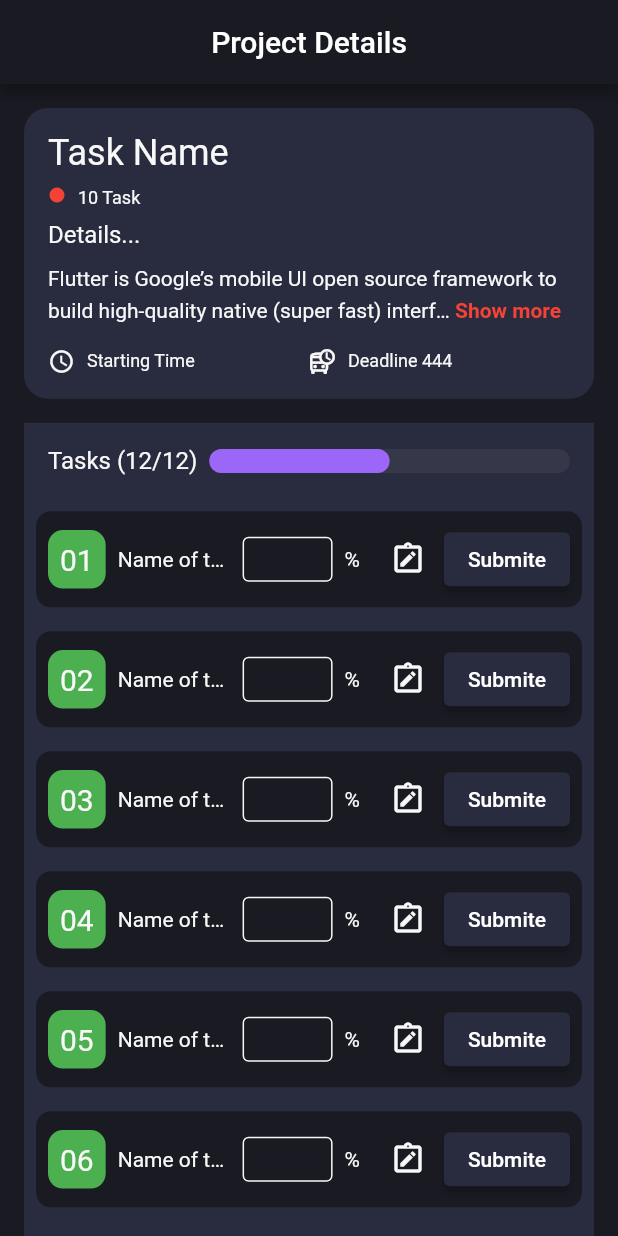
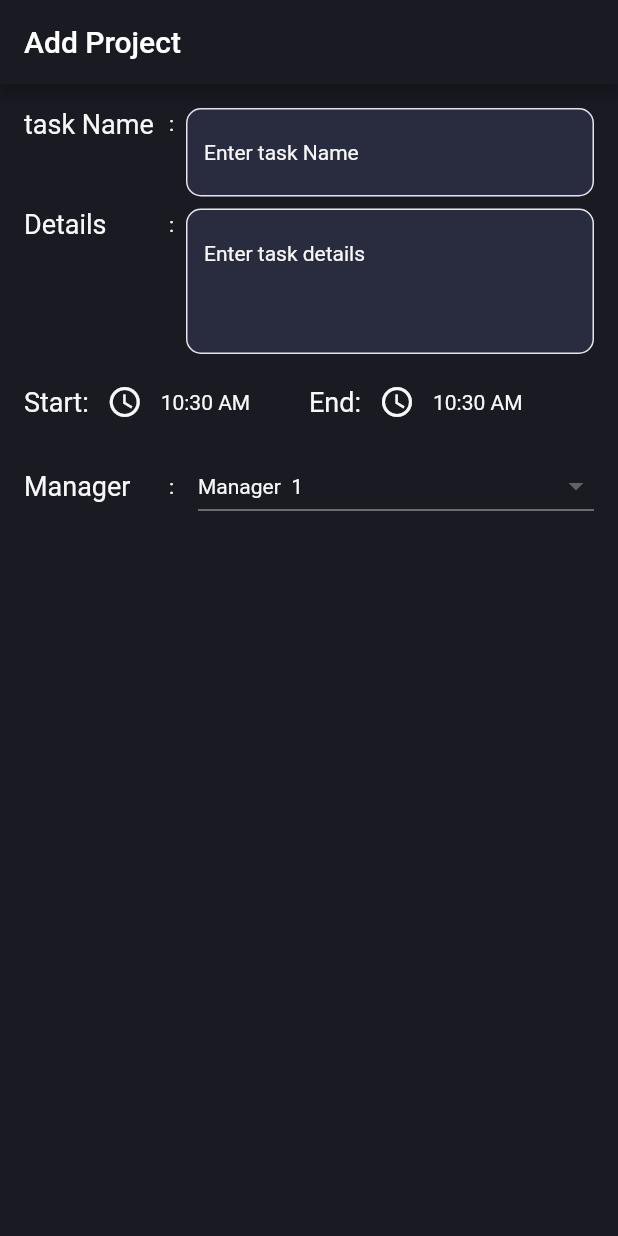
Before and after one commit to RoySujon/ngicon_task, a Flutter app: the screen it shows after launch, on a phone screen of 412 x 824 dp. Run offline on Flutter 3.47's test engine with Material 2 defaults, Android fonts, the phone set to English and light mode, and no system bars; drawn by our look-alikes of readmore; our stand-ins replace google_fonts, jiffy.

Commit message:
add prooject v1.1

```diff
--- a/lib/main.dart
+++ b/lib/main.dart
@@ -1,5 +1,6 @@
 import 'package:flutter/material.dart';
 import 'package:google_fonts/google_fonts.dart';
+import 'package:ngicon_task/screen/add_project.dart';
 import 'package:ngicon_task/screen/details_page.dart';
 
 import 'package:ngicon_task/screen/login_form.dart';
@@ -28,17 +29,25 @@ class MyApp extends StatelessWidget {
         textTheme: TextTheme(
             bodyText2: TextStyle(color: kLabel),
             bodyText1: TextStyle(color: kLabel),
+            subtitle1: TextStyle(color: kLabel)
             // titleLarge: TextStyle(color: Colors.white),
             // subtitle1: TextStyle(color: kLabel),
             // subtitle2: TextStyle(color: kLabel),
             ),
         inputDecorationTheme: InputDecorationTheme(
-              enabledBorder:
-                  OutlineInputBorder(borderSide: BorderSide(color: kLabel))),
+          iconColor: kLabel,
+          // constraints: BoxConstraints(minHeight: 50),
+          enabledBorder: OutlineInputBorder(
+              borderSide: BorderSide(color: ksystemGrey),
+              borderRadius: BorderRadius.circular(10)),
+          focusedBorder: OutlineInputBorder(
+              borderSide: BorderSide(color: kSpaceGray),
+              borderRadius: BorderRadius.circular(10)),
+        ),
         checkboxTheme: CheckboxThemeData(
-            fillColor: MaterialStateProperty.all(ksystemGrey),
-          )),
-      home: DetailsScreen(),
+            fillColor: MaterialStateProperty.all(ksystemGrey)),
+      ),
+      home: AddProjectScreen(),
     );
   }
 }
--- a/lib/screen/add_project.dart
+++ b/lib/screen/add_project.dart
@@ -0,0 +1,207 @@
+import 'package:flutter/material.dart';
+
+import 'package:ngicon_task/utls/const.dart';
+import 'package:jiffy/jiffy.dart';
+
+class AddProjectScreen extends StatefulWidget {
+  const AddProjectScreen({super.key});
+
+  @override
+  State<AddProjectScreen> createState() => _AddProjectScreenState();
+}
+
+class _AddProjectScreenState extends State<AddProjectScreen> {
+  TimeOfDay? _startTime;
+  TimeOfDay? _endtTime;
+
+  void startTime() async {
+    final TimeOfDay? newTime = await showTimePicker(
+      context: context,
+      initialTime: TimeOfDay(hour: 7, minute: 15),
+    );
+    if (newTime != null) {
+      setState(() {
+        _startTime = newTime;
+      });
+    }
+  }
+
+  void endTime() async {
+    final TimeOfDay? newTime = await showTimePicker(
+      context: context,
+      initialTime: TimeOfDay(hour: 7, minute: 15),
+    );
+    if (newTime != null) {
+      setState(() {
+        _endtTime = newTime;
+      });
+    }
+  }
+
+  final taskNameController = TextEditingController();
+  final detailsController = TextEditingController();
+  @override
+  Widget build(BuildContext context) {
+    return Scaffold(
+      appBar: AppBar(
+        title: Text('Add Project'),
+      ),
+      body: Padding(
+        padding: const EdgeInsets.all(16),
+        child: Column(
+          children: [
+            CustomTextField(
+              controller: taskNameController, title: 'task Name',
+              hints: 'task Name',
+              // maxLine: 4,
+              // maxLength: 200,
+            ),
+            sboxH8,
+            CustomTextField(
+              controller: detailsController,
+              hints: 'task details',
+              title: 'Details',
+              maxLine: 3,
+            ),
+            sboxH8,
+            // sboxH16,
+            Row(
+              // mainAxisAlignment: MainAxisAlignment.spaceBetween,
+              children: [
+                Expanded(
+                  child: Row(
+                    children: [
+                      heaingText('Start:', fontSize: 18),
+                      IconButton(
+                          onPressed: () {
+                            startTime();
+                          },
+                          icon: Icon(Icons.watch_later_outlined)),
+                      Text(_startTime == null
+                          ? TimeOfDay.now().format(context)
+                          : _startTime!.format(context)),
+                    ],
+                  ),
+                ),
+                Expanded(
+                  child: Row(
+                    children: [
+                      heaingText('End:', fontSize: 18),
+                      IconButton(
+                          onPressed: () {
+                            endTime();
+                          },
+                          icon: Icon(Icons.watch_later_outlined)),
+                      Text(_startTime == null
+                          ? TimeOfDay.now().format(context)
+                          : _startTime!.format(context)),
+                    ],
+                  ),
+                ),
+              ],
+            ),
+            sboxH8,
+            Row(
+              children: [
+                Container(
+                  width: 100,
+                  child: Row(
+                    mainAxisAlignment: MainAxisAlignment.spaceBetween,
+                    children: [
+                      heaingText('Manager', fontSize: 18),
+                      Text(':'),
+                    ],
+                  ),
+                ),
+                SizedBox(width: 16),
+                Expanded(
+                  child: DropdownButton<String>(
+                    // underline: Divider(),
+                    // hint: Text('data'),
+                    value: dropdownValue,
+                    icon: const Icon(Icons.arrow_drop_down),
+                    elevation: 16,
+                    dropdownColor: kMain2,
+                    isExpanded: true,
+                    // iconEnabledColor: kMain,
+                    focusColor: kMain,
+                    style: TextStyle(color: kLabel),
+                    // underline: Container(height: 1, color: kMainColor),
+                    onChanged: (String? value) {
+                      // This is called when the user selects an item.
+                      setState(() {
+                        dropdownValue = value!;
+                        print(dropdownValue);
+                      });
+                    },
+                    items: managerList.map((String value) {
+                      return DropdownMenuItem<String>(
+                        value: value,
+                        child: Text(value),
+                      );
+                    }).toList(),
+                  ),
+                ),
+              ],
+            ),
+          ],
+        ),
+      ),
+    );
+  }
+
+  String dropdownValue = managerList.first;
+}
+
+final List<String> managerList = [
+  for (int i = 0; i < 5; i++) 'Manager  ' + (i + 1).toString()
+];
+
+class CustomTextField extends StatelessWidget {
+  final String? hints, title;
+  final int? maxLine, maxLength;
+  final TextEditingController controller;
+  const CustomTextField({
+    super.key,
+    this.hints,
+    this.title,
+    this.maxLine,
+    required this.controller,
+    this.maxLength,
+  });
+
+  @override
+  Widget build(BuildContext context) {
+    return Row(
+      // mainAxisAlignment: MainAxisAlignment.start,
+      crossAxisAlignment: CrossAxisAlignment.start,
+      children: [
+        Container(
+          width: 100,
+          child: Row(
+            mainAxisAlignment: MainAxisAlignment.spaceBetween,
+            children: [
+              heaingText('${title ?? 'Title'}', fontSize: 18),
+              Text(':'),
+            ],
+          ),
+        ),
+        sboxW8,
+        Expanded(
+          child: TextField(
+            controller: controller,
+            maxLines: maxLine,
+            minLines: maxLine,
+            maxLength: maxLength,
+            decoration: InputDecoration(
+                // alignLabelWithHint: true,
+                hintText: 'Enter ${hints ?? 'hints..'}',
+                hintStyle: TextStyle(color: kLabel, fontSize: 14),
+                filled: true,
+                fillColor: kMain2),
+          ),
+        ),
+      ],
+    );
+  }
+}
--- a/lib/utls/const.dart
+++ b/lib/utls/const.dart
@@ -41,3 +41,4 @@ const kMain2 = Color(0xfff292B3E);
 const kMain = Color(0xff191A22);
 const kLabel = Color(0xffF8F8F8);
 const ksystemGrey = Color(0xffE5E5EA);
+const kSpaceGray = Color(0xff8E8E93);
--- a/pubspec.yaml
+++ b/pubspec.yaml
@@ -38,6 +38,8 @@ dependencies:
   cupertino_icons: ^1.0.2
 
   readmore: ^2.2.0
+  jiffy:
+  # intl: ^0.18.0
 
 dev_dependencies:
   flutter_test:
```
Also changed, not shown: pubspec.lock. Lines whose indentation alone changed are shown as unchanged.
